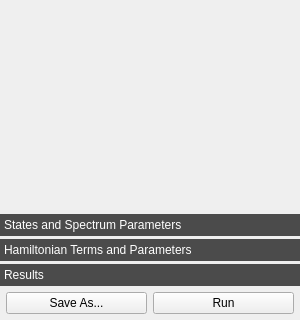
This is crispy/resources/gui/uis/quanty.ui in mretegan/crispy as Qt 5 draws it before an edit; both pictures show x 0 to 300 and y 380 to 700 of the 300 by 700 pixel window. The edited form follows.
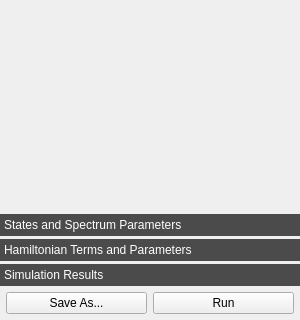
This is the edited form. Icons and pictures are not drawn. Custom widgets are drawn as their Qt base class.

Commit message: Change the results page to be more specific

```diff
--- a/crispy/resources/gui/uis/quanty.ui
+++ b/crispy/resources/gui/uis/quanty.ui
@@ -744,7 +744,7 @@
         </rect>
        </property>
        <attribute name="label">
-        <string>Results</string>
+        <string>Simulation Results</string>
        </attribute>
        <layout class="QVBoxLayout" name="verticalLayout_2">
         <property name="leftMargin">
```
